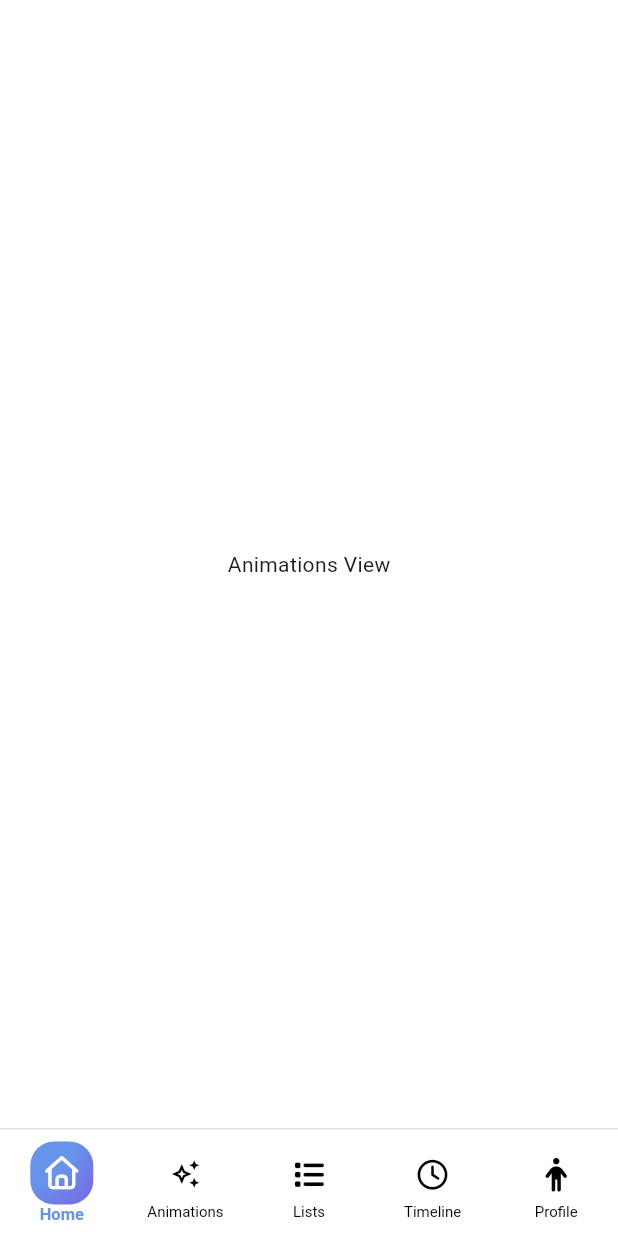
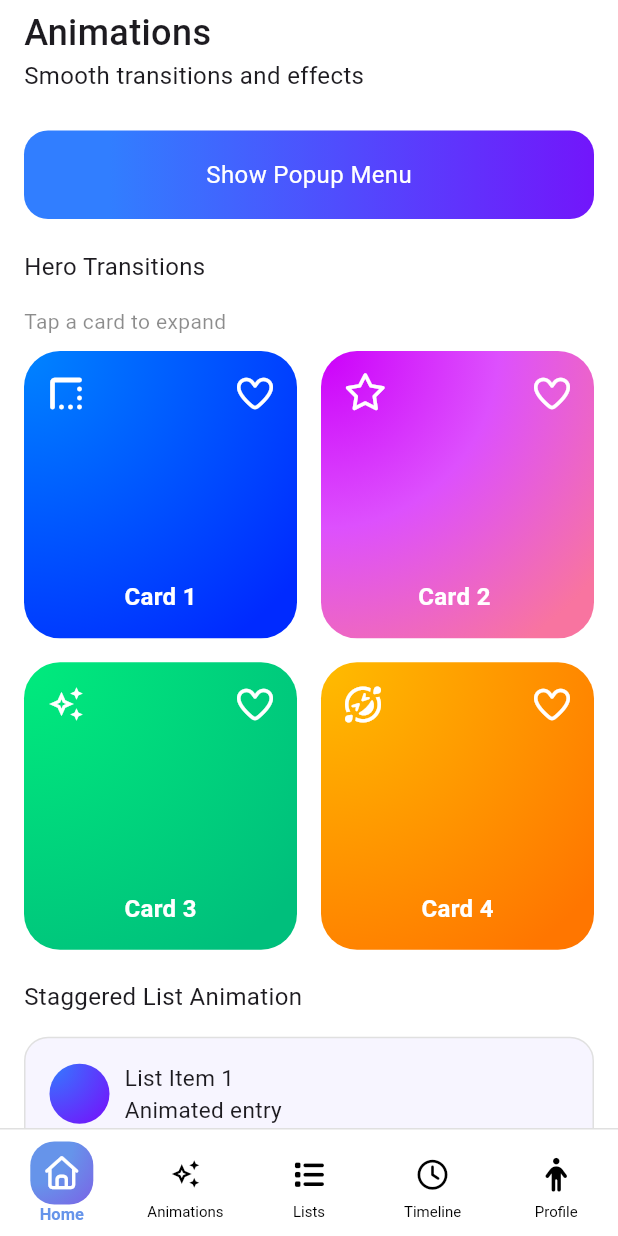
Before and after one commit to HazemAttia7/interactive_app, a Flutter app: the screen it shows after launch, swiped to page 2, on a phone screen of 412 x 824 dp. Run offline on Flutter 3.47's test engine with Material 3 defaults, Android fonts, the phone set to English and light mode, and no system bars; our stand-ins replace flutter_inset_box_shadow, font_awesome_flutter, gap.

Commit message:
feat(animations): animation view ui done

```diff
--- /dev/null
+++ b/lib/core/utils/app_colors.dart
@@ -0,0 +1,29 @@
+import 'package:flutter/widgets.dart';
+
+abstract class AppColors {
+  static const List<Color> orangeGradient = [
+    Color(0xffFFBC00),
+    Color(0xffFF7600),
+  ];
+
+  static const List<Color> blueGradient = [
+    Color(0xFF0084FF),
+    Color(0xFF002AFF),
+  ];
+
+  static const List<Color> purpleGradient = [
+    Color(0xFFCC00FA),
+    Color(0xFFDD50FD),
+    Color(0xFFF874A0),
+  ];
+
+  static const List<Color> darkPurpleGradient = [
+    Color(0xff317EFF),
+    Color(0xFF7216FB),
+  ];
+
+  static const List<Color> greenGradient = [
+    Color(0xFF00EB7D),
+    Color(0xff00BF7C),
+  ];
+}
--- /dev/null
+++ b/lib/core/utils/gradients.dart
@@ -0,0 +1,12 @@
+import 'package:flutter/material.dart';
+
+abstract class Gradients {
+  static RadialGradient radialGradient({required List<Color> gradientColors}) {
+    return RadialGradient(
+      colors: gradientColors,
+      center: Alignment.topLeft,
+      radius: 1.3,
+    );
+  }
+
+}
--- /dev/null
+++ b/lib/features/animations/presentation/views/animations_view.dart
@@ -0,0 +1,11 @@
+import 'package:flutter/material.dart';
+import 'package:interactive_app/features/animations/presentation/views/widgets/animations_view_body.dart';
+
+class AnimationsView extends StatelessWidget {
+  const AnimationsView({super.key});
+
+  @override
+  Widget build(BuildContext context) {
+    return const Scaffold(body: AnimationsViewBody());
+  }
+}
--- /dev/null
+++ b/lib/features/animations/presentation/views/widgets/animated_list_view.dart
@@ -0,0 +1,21 @@
+import 'package:flutter/material.dart';
+import 'package:interactive_app/features/animations/presentation/views/widgets/animated_list_view_item.dart';
+
+class AnimatedListView extends StatelessWidget {
+  const AnimatedListView({super.key});
+
+  @override
+  Widget build(BuildContext context) {
+    return ListView.builder(
+      shrinkWrap: true,
+      physics: const NeverScrollableScrollPhysics(),
+      itemCount: 4,
+      itemBuilder: (BuildContext context, int index) {
+        return Padding(
+          padding: EdgeInsets.only(bottom: index == 3 ? 0 : 12),
+          child: AnimatedListViewItem(text: 'List Item ${index + 1}'),
+        );
+      },
+    );
+  }
+}
--- /dev/null
+++ b/lib/features/animations/presentation/views/widgets/animated_list_view_item.dart
@@ -0,0 +1,37 @@
+import 'package:flutter/material.dart';
+import 'package:gap/gap.dart';
+import 'package:interactive_app/features/animations/presentation/views/widgets/gradient_circle.dart';
+
+class AnimatedListViewItem extends StatelessWidget {
+  final String text;
+  const AnimatedListViewItem({super.key, required this.text});
+
+  @override
+  Widget build(BuildContext context) {
+    return Container(
+      width: double.infinity,
+      margin: const EdgeInsets.symmetric(horizontal: 16),
+      padding: const EdgeInsets.all(16),
+      decoration: BoxDecoration(
+        border: Border.all(color: Colors.grey.shade300, width: 1),
+        color: const Color(0xffF7F5FF),
+        borderRadius: BorderRadius.circular(16),
+      ),
+      child: Row(
+        children: [
+          const GradientCircle(),
+          const Gap(10),
+          Expanded(
+            child: Column(
+              crossAxisAlignment: CrossAxisAlignment.start,
+              children: [
+                Text(text, style: const TextStyle(fontSize: 15)),
+                const Text("Animated entry", style: TextStyle(fontSize: 15)),
+              ],
+            ),
+          ),
+        ],
+      ),
+    );
+  }
+}
--- /dev/null
+++ b/lib/features/animations/presentation/views/widgets/animations_header_text.dart
@@ -0,0 +1,28 @@
+import 'package:flutter/material.dart';
+
+class AnimationsHeaderText extends StatelessWidget {
+  const AnimationsHeaderText({super.key});
+
+  @override
+  Widget build(BuildContext context) {
+    return const Padding(
+      padding: EdgeInsets.symmetric(horizontal: 16),
+      child: SizedBox(
+        width: double.infinity,
+        child: Column(
+          crossAxisAlignment: CrossAxisAlignment.start,
+          children: [
+            Text(
+              "Animations",
+              style: TextStyle(fontSize: 24, fontWeight: FontWeight.w500),
+            ),
+            Text(
+              "Smooth transitions and effects",
+              style: TextStyle(fontSize: 16),
+            ),
+          ],
+        ),
+      ),
+    );
+  }
+}
--- /dev/null
+++ b/lib/features/animations/presentation/views/widgets/animations_view_body.dart
@@ -0,0 +1,32 @@
+import 'package:flutter/material.dart';
+import 'package:gap/gap.dart';
+import 'package:interactive_app/features/animations/presentation/views/widgets/animations_header_text.dart';
+import 'package:interactive_app/features/animations/presentation/views/widgets/hero_transitions_section.dart';
+import 'package:interactive_app/features/animations/presentation/views/widgets/show_popup_menu_button.dart';
+import 'package:interactive_app/features/animations/presentation/views/widgets/staggered_list_animation_section.dart';
+
+class AnimationsViewBody extends StatelessWidget {
+  const AnimationsViewBody({super.key});
+
+  @override
+  Widget build(BuildContext context) {
+    return const SafeArea(
+      child: SingleChildScrollView(
+        child: Column(
+          crossAxisAlignment: CrossAxisAlignment.start,
+          children: [
+            Gap(5),
+            AnimationsHeaderText(),
+            Gap(25),
+            ShowPopupMenuButton(),
+            Gap(20),
+            HeroTransitionsSection(),
+            Gap(20),
+            StaggeredListAnimationSection(),
+            Gap(20),
+          ],
+        ),
+      ),
+    );
+  }
+}
--- /dev/null
+++ b/lib/features/animations/presentation/views/widgets/gradient_circle.dart
@@ -0,0 +1,24 @@
+
+import 'package:flutter/material.dart';
+import 'package:interactive_app/core/utils/app_colors.dart';
+import 'package:interactive_app/core/utils/gradients.dart';
+
+class GradientCircle extends StatelessWidget {
+  const GradientCircle({
+    super.key,
+  });
+
+  @override
+  Widget build(BuildContext context) {
+    return Container(
+      width: 40,
+      height: 40,
+      decoration: BoxDecoration(
+        shape: BoxShape.circle,
+        gradient: Gradients.radialGradient(
+          gradientColors: AppColors.darkPurpleGradient,
+        ),
+      ),
+    );
+  }
+}
--- /dev/null
+++ b/lib/features/animations/presentation/views/widgets/hero_transitions_grid_view.dart
@@ -0,0 +1,44 @@
+import 'package:flutter/material.dart';
+import 'package:font_awesome_flutter/font_awesome_flutter.dart';
+import 'package:interactive_app/core/utils/app_colors.dart';
+import 'package:interactive_app/features/animations/presentation/views/widgets/hero_transitions_grid_view_item.dart';
+
+class HeroTransitionsGridView extends StatelessWidget {
+  const HeroTransitionsGridView({super.key});
+
+  @override
+  Widget build(BuildContext context) {
+    return GridView(
+      shrinkWrap: true,
+      physics: const NeverScrollableScrollPhysics(),
+      gridDelegate: const SliverGridDelegateWithFixedCrossAxisCount(
+        crossAxisCount: 2,
+        crossAxisSpacing: 16,
+        mainAxisSpacing: 16,
+        childAspectRatio: .95,
+      ),
+      children: const [
+        HeroTransitionsGridViewItem(
+          gradientColors: AppColors.blueGradient,
+          text: 'Card 1',
+          icon: FontAwesomeIcons.borderTopLeft,
+        ),
+        HeroTransitionsGridViewItem(
+          gradientColors: AppColors.purpleGradient,
+          text: 'Card 2 ',
+          icon: FontAwesomeIcons.star,
+        ),
+        HeroTransitionsGridViewItem(
+          gradientColors: AppColors.greenGradient,
+          text: 'Card 3',
+          icon: Icons.auto_awesome_outlined,
+        ),
+        HeroTransitionsGridViewItem(
+          gradientColors: AppColors.orangeGradient,
+          text: 'Card 4',
+          icon: FontAwesomeIcons.faceGrinSquintTears,
+        ),
+      ],
+    );
+  }
+}
--- /dev/null
+++ b/lib/features/animations/presentation/views/widgets/hero_transitions_grid_view_item.dart
@@ -0,0 +1,49 @@
+import 'package:flutter/material.dart';
+import 'package:font_awesome_flutter/font_awesome_flutter.dart';
+import 'package:interactive_app/core/utils/gradients.dart';
+
+class HeroTransitionsGridViewItem extends StatelessWidget {
+  final List<Color> gradientColors;
+  final String text;
+  final IconData icon;
+  const HeroTransitionsGridViewItem({
+    super.key,
+    required this.gradientColors,
+    required this.text,
+    required this.icon,
+  });
+
+  @override
+  Widget build(BuildContext context) {
+    return GestureDetector(
+      onTap: () {},
+      child: Container(
+        decoration: BoxDecoration(
+          borderRadius: BorderRadius.circular(24),
+          gradient: Gradients.radialGradient(gradientColors: gradientColors),
+        ),
+        padding: const EdgeInsets.all(16),
+        child: Column(
+          mainAxisAlignment: MainAxisAlignment.spaceBetween,
+          children: [
+            Row(
+              mainAxisAlignment: MainAxisAlignment.spaceBetween,
+              children: [
+                Icon(icon, color: Colors.white),
+                const Icon(FontAwesomeIcons.heart, color: Colors.white),
+              ],
+            ),
+            Text(
+              text,
+              style: const TextStyle(
+                color: Colors.white,
+                fontSize: 16,
+                fontWeight: FontWeight.bold,
+              ),
+            ),
+          ],
+        ),
+      ),
+    );
+  }
+}
--- /dev/null
+++ b/lib/features/animations/presentation/views/widgets/hero_transitions_section.dart
@@ -0,0 +1,27 @@
+import 'package:flutter/material.dart';
+import 'package:gap/gap.dart';
+import 'package:interactive_app/features/animations/presentation/views/widgets/hero_transitions_grid_view.dart';
+
+class HeroTransitionsSection extends StatelessWidget {
+  const HeroTransitionsSection({super.key});
+
+  @override
+  Widget build(BuildContext context) {
+    return const Padding(
+      padding: EdgeInsets.symmetric(horizontal: 16),
+      child: Column(
+        crossAxisAlignment: CrossAxisAlignment.start,
+        children: [
+          Text("Hero Transitions", style: TextStyle(fontSize: 16)),
+          Gap(15),
+          Text(
+            "Tap a card to expand",
+            style: TextStyle(fontSize: 14, color: Colors.black45),
+          ),
+          Gap(10),
+          HeroTransitionsGridView(),
+        ],
+      ),
+    );
+  }
+}
--- /dev/null
+++ b/lib/features/animations/presentation/views/widgets/show_popup_menu_button.dart
@@ -0,0 +1,33 @@
+import 'package:flutter/material.dart';
+import 'package:interactive_app/core/utils/app_colors.dart';
+
+class ShowPopupMenuButton extends StatelessWidget {
+  const ShowPopupMenuButton({super.key});
+
+  @override
+  Widget build(BuildContext context) {
+    return GestureDetector(
+      onTap: () {
+        // TODO : Show popup menu
+      },
+      child: Container(
+        width: double.infinity,
+        padding: const EdgeInsets.symmetric(vertical: 18),
+        margin: const EdgeInsets.symmetric(horizontal: 16),
+        decoration: BoxDecoration(
+          gradient: const LinearGradient(
+            colors: AppColors.darkPurpleGradient,
+            stops: [.15, 1],
+          ),
+          borderRadius: BorderRadius.circular(16),
+        ),
+        child: const Center(
+          child: Text(
+            "Show Popup Menu",
+            style: TextStyle(color: Colors.white, fontSize: 16),
+          ),
+        ),
+      ),
+    );
+  }
+}
--- /dev/null
+++ b/lib/features/animations/presentation/views/widgets/staggered_list_animation_section.dart
@@ -0,0 +1,25 @@
+import 'package:flutter/material.dart';
+import 'package:gap/gap.dart';
+import 'package:interactive_app/features/animations/presentation/views/widgets/animated_list_view.dart';
+
+class StaggeredListAnimationSection extends StatelessWidget {
+  const StaggeredListAnimationSection({super.key});
+
+  @override
+  Widget build(BuildContext context) {
+    return const Column(
+      crossAxisAlignment: CrossAxisAlignment.start,
+      children: [
+        Padding(
+          padding: EdgeInsets.symmetric(horizontal: 16),
+          child: Text(
+            "Staggered List Animation",
+            style: TextStyle(fontSize: 16),
+          ),
+        ),
+        Gap(15),
+        AnimatedListView(),
+      ],
+    );
+  }
+}
--- a/lib/features/home/presentation/views/widgets/animated_grid_view.dart
+++ b/lib/features/home/presentation/views/widgets/animated_grid_view.dart
@@ -1,5 +1,6 @@
 import 'package:flutter/material.dart';
 import 'package:font_awesome_flutter/font_awesome_flutter.dart';
+import 'package:interactive_app/core/utils/app_colors.dart';
 import 'package:interactive_app/features/home/presentation/views/widgets/animated_grid_view_item.dart';
 import 'package:interactive_app/features/home/presentation/views/widgets/staggered_animated_grid_item.dart';
 
@@ -24,7 +25,7 @@ class AnimatedGridView extends StatelessWidget {
             delay: Duration(milliseconds: delay),
             child: AnimatedGridViewItem(
               icon: FontAwesomeIcons.bolt,
-              gradientColors: [Color(0xffFFBC00), Color(0xffFF7600)],
+              gradientColors: AppColors.orangeGradient,
               title: "Animations",
               subtitle: "Smooth transitions",
             ),
@@ -33,7 +34,7 @@ class AnimatedGridView extends StatelessWidget {
             delay: Duration(milliseconds: delay * 2),
             child: AnimatedGridViewItem(
               icon: FontAwesomeIcons.cube,
-              gradientColors: [Color(0xFF0084FF), Color(0xFF002AFF)],
+              gradientColors: AppColors.blueGradient,
               title: "Neumorphic UI",
               subtitle: "Modern design",
             ),
@@ -42,11 +43,7 @@ class AnimatedGridView extends StatelessWidget {
             delay: Duration(milliseconds: delay * 3),
             child: AnimatedGridViewItem(
               icon: FontAwesomeIcons.listOl,
-              gradientColors: [
-                Color(0xFFCC00FA),
-                Color(0xFFDD50FD),
-                Color(0xFFF874A0),
-              ],
+              gradientColors: AppColors.purpleGradient,
               title: "Interactive Lists",
               subtitle: "Drag & reorder",
             ),
@@ -55,7 +52,7 @@ class AnimatedGridView extends StatelessWidget {
             delay: Duration(milliseconds: delay * 4),
             child: AnimatedGridViewItem(
               icon: FontAwesomeIcons.waveSquare,
-              gradientColors: [Color(0xFF00EB7D), Color(0xff00BF7C)],
+              gradientColors: AppColors.greenGradient,
               title: "Timeline",
               subtitle: "Activity tracking",
             ),
--- a/lib/features/home/presentation/views/widgets/gradient_icon_container.dart
+++ b/lib/features/home/presentation/views/widgets/gradient_icon_container.dart
@@ -1,9 +1,14 @@
 import 'package:flutter/material.dart';
+import 'package:interactive_app/core/utils/gradients.dart';
 
 class GradientIconContainer extends StatelessWidget {
   final IconData icon;
   final List<Color> gradientColors;
-  const GradientIconContainer({super.key, required this.icon, required this.gradientColors});
+  const GradientIconContainer({
+    super.key,
+    required this.icon,
+    required this.gradientColors,
+  });
 
   @override
   Widget build(BuildContext context) {
@@ -11,13 +16,9 @@ class GradientIconContainer extends StatelessWidget {
       padding: const EdgeInsets.all(12),
       decoration: BoxDecoration(
         borderRadius: BorderRadius.circular(16),
-        gradient:  RadialGradient(
-          colors: gradientColors,
-          center: Alignment.topLeft,
-          radius: 1.3,
-        ),
+        gradient: Gradients.radialGradient(gradientColors: gradientColors),
       ),
-      child:  Icon(icon, color: Colors.white),
+      child: Icon(icon, color: Colors.white),
     );
   }
 }
--- a/lib/features/home/presentation/views/widgets/home_header_text.dart
+++ b/lib/features/home/presentation/views/widgets/home_header_text.dart
@@ -18,7 +18,10 @@ class HomeHeaderText extends StatelessWidget {
       child: const Column(
         crossAxisAlignment: CrossAxisAlignment.start,
         children: [
-          Text("Flutter UI Demo", style: TextStyle(fontSize: 24)),
+          Text(
+            "Flutter UI Demo",
+            style: TextStyle(fontSize: 24, fontWeight: FontWeight.w500),
+          ),
           Text("Explore modern components", style: TextStyle(fontSize: 16)),
         ],
       ),
--- a/lib/features/main/presentation/views/widgets/main_view_body.dart
+++ b/lib/features/main/presentation/views/widgets/main_view_body.dart
@@ -1,4 +1,5 @@
 import 'package:flutter/material.dart';
+import 'package:interactive_app/features/animations/presentation/views/animations_view.dart';
 import 'package:interactive_app/features/home/presentation/views/home_view.dart';
 
 class MainViewBody extends StatelessWidget {
@@ -13,7 +14,7 @@ class MainViewBody extends StatelessWidget {
       controller: pageController,
       children: const [
         HomeView(),
-        Center(child: Text("Animations View")),
+        AnimationsView(),
         Center(child: Text("Lists View")),
         Center(child: Text("Timeline View")),
         Center(child: Text("Profile View")),
```
